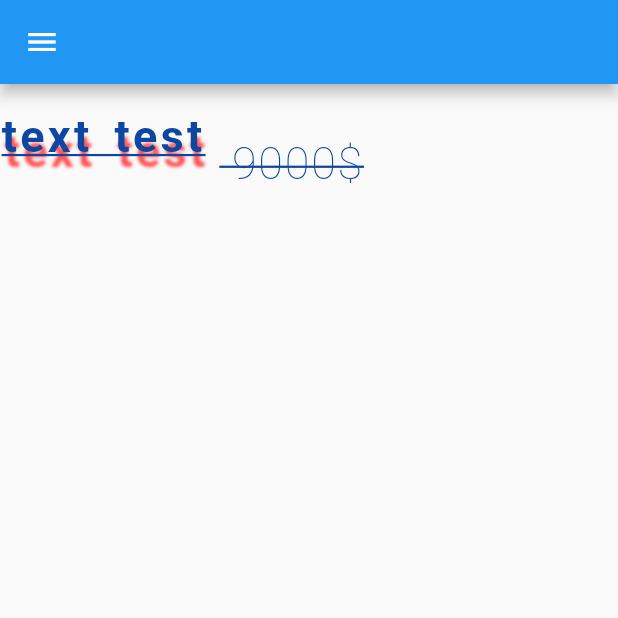
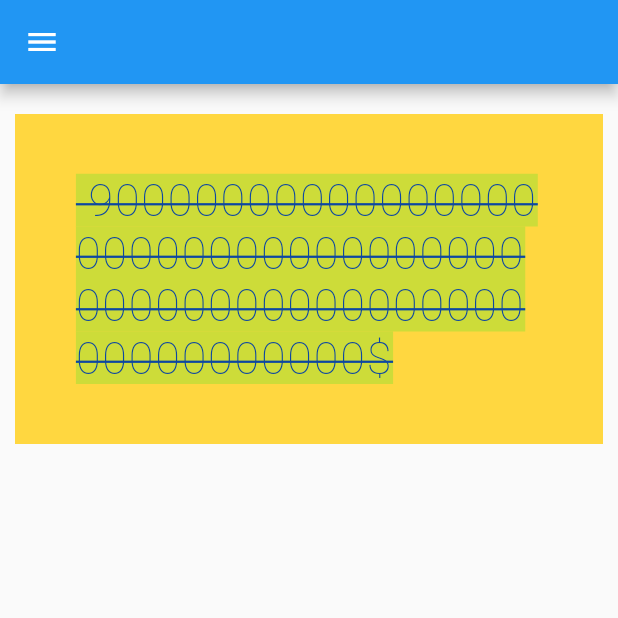
Before and after one commit to OuchattiKhadija/First_App_Flutter, a Flutter app: the screen it shows after launch, on a phone screen of 412 x 824 dp, the top half of it. Run offline on Flutter 3.47's test engine with Material 2 defaults, Android fonts, the phone set to English and light mode, and no system bars.

Commit message:
container 1

```diff
--- a/lib/main.dart
+++ b/lib/main.dart
@@ -8,7 +8,7 @@ class MyApp extends StatelessWidget {
   @override
   Widget build(BuildContext context) {
     return MaterialApp(
-      home: HomePage(),
+      home: Login(),
     );
   }
 }
@@ -30,11 +30,12 @@ class HomePage extends StatelessWidget {
                     fontWeight: FontWeight.w600,
                     letterSpacing: 2.2,
                     wordSpacing: 5.0,
-                    shadows:
-                    const [Shadow(
+                    shadows: const [
+                      Shadow(
                           color: Colors.redAccent,
                           blurRadius: 2.0,
-                          offset: Offset(2, 10.0))],
+                          offset: Offset(2, 10.0))
+                    ],
                     decoration: TextDecoration.underline)),
             Text(
               " \n 9000\$",
@@ -51,3 +52,36 @@ class HomePage extends StatelessWidget {
         ));
   }
 }
+
+class Login extends StatelessWidget {
+  @override
+  Widget build(BuildContext context) {
+    return Scaffold(
+        appBar: AppBar(),
+        drawer: Drawer(),
+        body: Container(
+            color: Colors.amberAccent,
+            width: double.infinity,
+            //margin top & right & left & bottom
+            //margin: EdgeInsets.all(10.0),
+            //margin only left & right
+            //  margin: EdgeInsets.only(left: 10.0, right: 10.0),
+            //margin using semitric : vertical top and bottom || horizontal left and right
+            // margin : EdgeInsets.symmetric(vertical: 10,horizontal: 20),
+            //margin using fromLTRB
+            margin: const EdgeInsets.fromLTRB(10, 20, 10, 15),
+            padding: EdgeInsets.all(40.0),
+            child: Text(
+              " 90000000000000000000000000000000000000000000000000000000000000\$",
+              style: TextStyle(
+                  fontSize: 30.0,
+                  color: Colors.blue.shade900,
+                  fontWeight: FontWeight.w200,
+                  letterSpacing: 1.2,
+                  wordSpacing: 5.0,
+                  backgroundColor: Colors.lime,
+                  decoration: TextDecoration.lineThrough),
+              textDirection: TextDirection.ltr,
+            )));
+  }
+}
```
